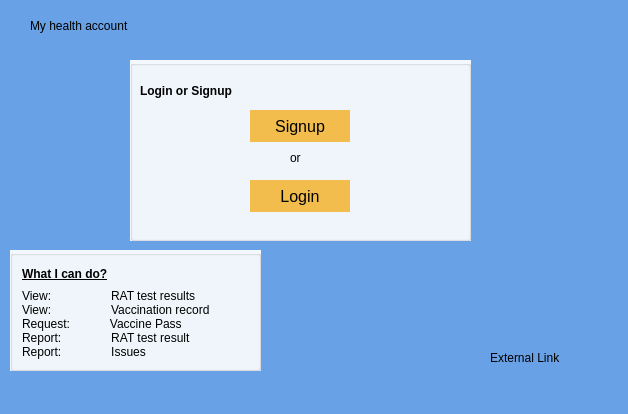
First picture: the form in landingpage.ui, repository Darijan444/COV-19-Desktop_App, before the edit.
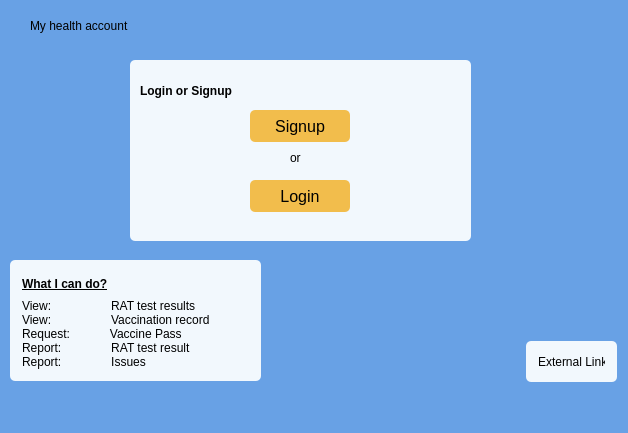
Second picture: the form after the edit.

What changed in the file:
```diff
--- a/landingpage.ui
+++ b/landingpage.ui
@@ -7,7 +7,7 @@
     <x>0</x>
     <y>0</y>
     <width>628</width>
-    <height>414</height>
+    <height>433</height>
    </rect>
   </property>
   <property name="font">
@@ -49,7 +49,13 @@
      </rect>
     </property>
     <property name="styleSheet">
-     <string notr="true">background-color: rgb(242, 248, 253)</string>
+     <string notr="true">QGroupBox { 
+     border-radius: 5px; 
+	background-color: rgb(242, 248, 253);
+ } 
+
+
+</string>
     </property>
     <property name="title">
      <string/>
@@ -89,15 +95,11 @@
      </property>
      <property name="styleSheet">
       <string notr="true">QPushButton {
-
     background-color: rgb(242, 189, 76); 
-
-    border: none; 
-
+    border: none;
+	border-radius: 5px; 
     color: rgb(0, 0, 0); 
-
     font: 16px;
-
 } 
 
 QPushButton:hover { 
@@ -125,19 +127,11 @@
      </property>
      <property name="styleSheet">
       <string notr="true">QPushButton {
-
     background-color: rgb(242, 189, 76); 
-
-    border: none; 
-
+    border: none;
+	border-radius: 5px; 
     color: rgb(0, 0, 0); 
-
     font: 16px;
-
-border-radius: 55px;
-
-
-
 } 
 
 QPushButton:hover { 
@@ -147,9 +141,7 @@
     border: none; 
 
     color: rgb(0, 43, 255); 
-}
-
-  </string>
+}</string>
      </property>
      <property name="text">
       <string>Login</string>
@@ -172,33 +164,23 @@
      </property>
     </widget>
    </widget>
-   <widget class="QLabel" name="labelLink">
-    <property name="geometry">
-     <rect>
-      <x>490</x>
-      <y>350</y>
-      <width>101</width>
-      <height>16</height>
-     </rect>
-    </property>
-    <property name="styleSheet">
-     <string notr="true">background-color: rgb(104, 161, 229);</string>
-    </property>
-    <property name="text">
-     <string>External Link</string>
-    </property>
-   </widget>
    <widget class="QGroupBox" name="groupBox_2">
     <property name="geometry">
      <rect>
       <x>10</x>
-      <y>250</y>
+      <y>260</y>
       <width>251</width>
       <height>121</height>
      </rect>
     </property>
     <property name="styleSheet">
-     <string notr="true">background-color: rgb(242, 248, 253)</string>
+     <string notr="true">QGroupBox { 
+     border-radius: 5px; 
+	background-color: rgb(242, 248, 253);
+ } 
+
+
+</string>
     </property>
     <property name="title">
      <string/>
@@ -238,6 +220,41 @@
      </item>
     </layout>
    </widget>
+   <widget class="QGroupBox" name="groupBox_3">
+    <property name="geometry">
+     <rect>
+      <x>526</x>
+      <y>341</y>
+      <width>91</width>
+      <height>41</height>
+     </rect>
+    </property>
+    <property name="styleSheet">
+     <string notr="true">QGroupBox { 
+     border-radius: 5px; 
+	background-color: rgb(242, 248, 253);
+ }</string>
+    </property>
+    <property name="title">
+     <string/>
+    </property>
+    <widget class="QLabel" name="labelLink">
+     <property name="geometry">
+      <rect>
+       <x>12</x>
+       <y>12</y>
+       <width>67</width>
+       <height>17</height>
+      </rect>
+     </property>
+     <property name="styleSheet">
+      <string notr="true">background-color: rgb(104, 161, 229, 0);</string>
+     </property>
+     <property name="text">
+      <string>External Link</string>
+     </property>
+    </widget>
+   </widget>
   </widget>
   <widget class="QMenuBar" name="menubar">
    <property name="geometry">
```
Left out of the diff: 11 changed lines with no effect on the pictures.
